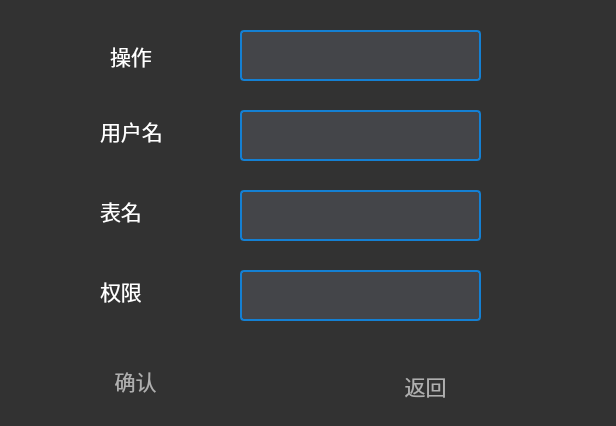
Qt form DBtraining/operaterighttable.ui (2023XDProject/DBMS2.0) before a commit.
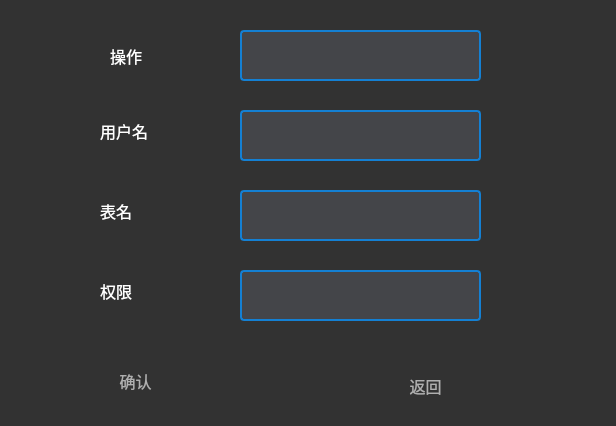
The same form after that commit. Icons and pictures are not drawn.

```diff
--- a/DBtraining/operaterighttable.ui
+++ b/DBtraining/operaterighttable.ui
@@ -85,7 +85,7 @@
    <property name="font">
     <font>
      <family>幼圆</family>
-     <pointsize>16</pointsize>
+     <pointsize>12</pointsize>
     </font>
    </property>
    <property name="styleSheet">
@@ -107,7 +107,7 @@
    <property name="font">
     <font>
      <family>幼圆</family>
-     <pointsize>16</pointsize>
+     <pointsize>12</pointsize>
     </font>
    </property>
    <property name="styleSheet">
@@ -129,7 +129,7 @@
    <property name="font">
     <font>
      <family>幼圆</family>
-     <pointsize>16</pointsize>
+     <pointsize>12</pointsize>
     </font>
    </property>
    <property name="styleSheet">
@@ -151,7 +151,7 @@
    <property name="font">
     <font>
      <family>幼圆</family>
-     <pointsize>16</pointsize>
+     <pointsize>12</pointsize>
     </font>
    </property>
    <property name="styleSheet">
@@ -190,7 +190,7 @@
    <property name="font">
     <font>
      <family>幼圆</family>
-     <pointsize>16</pointsize>
+     <pointsize>12</pointsize>
     </font>
    </property>
    <property name="styleSheet">
@@ -219,7 +219,7 @@
    <property name="font">
     <font>
      <family>幼圆</family>
-     <pointsize>16</pointsize>
+     <pointsize>12</pointsize>
     </font>
    </property>
    <property name="styleSheet">
```
